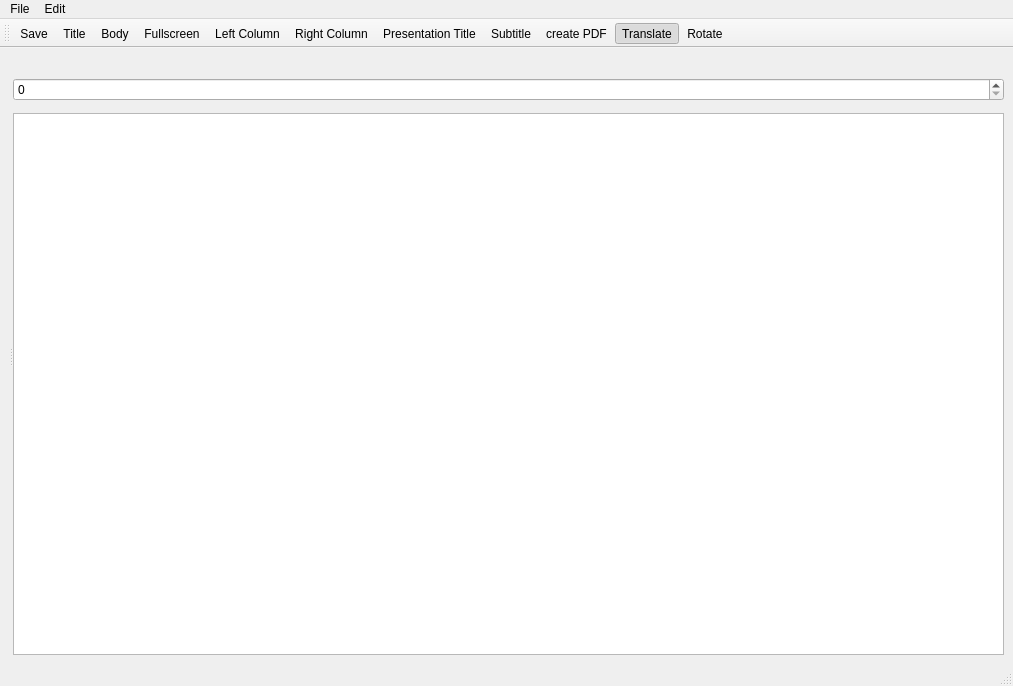
Qt form mainwindow.ui (thgier/PotatoPresenter) before a commit.
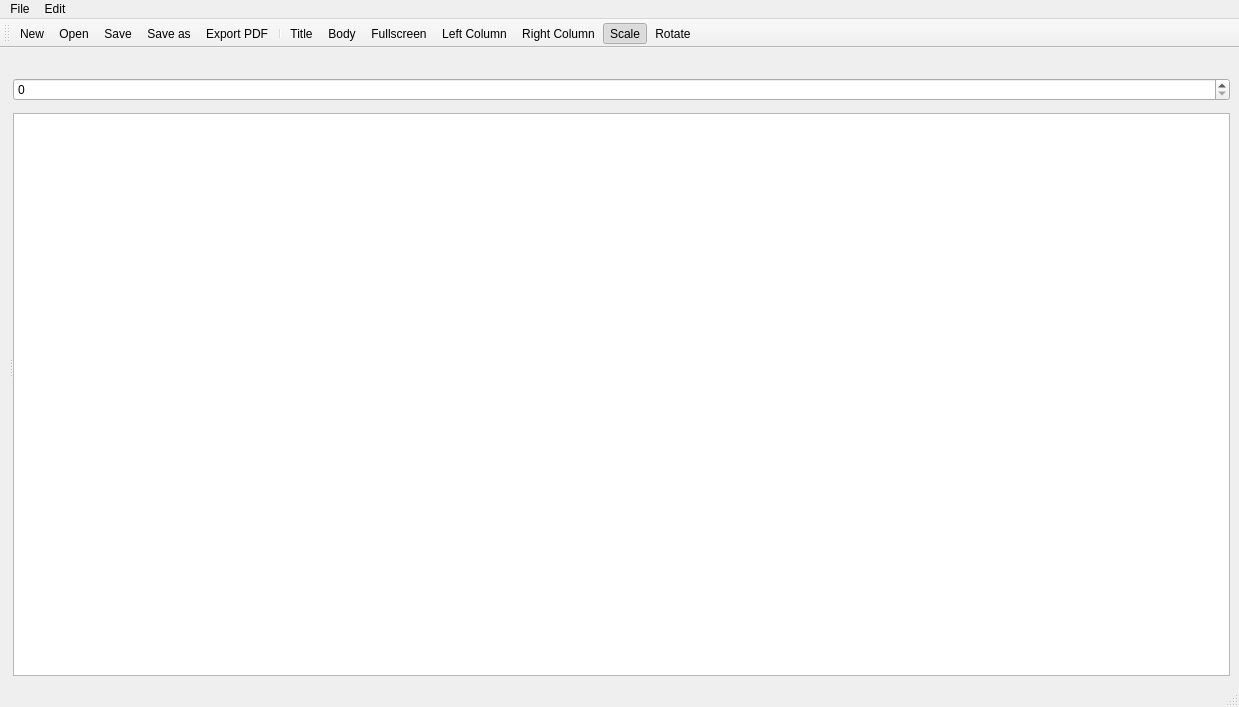
The same form after that commit. Icons and pictures are not drawn. Custom widgets are drawn as their Qt base class.

Commit message: save, save as, new, open (shortcuts not working)

The edit to the form file:
```diff
--- a/mainwindow.ui
+++ b/mainwindow.ui
@@ -6,8 +6,8 @@
    <rect>
     <x>0</x>
     <y>0</y>
-    <width>1013</width>
-    <height>686</height>
+    <width>1239</width>
+    <height>707</height>
    </rect>
   </property>
   <property name="windowTitle">
@@ -77,7 +77,7 @@
     <rect>
      <x>0</x>
      <y>0</y>
-     <width>1013</width>
+     <width>1239</width>
      <height>36</height>
     </rect>
    </property>
@@ -115,15 +115,17 @@
    <attribute name="toolBarBreak">
     <bool>false</bool>
    </attribute>
+   <addaction name="actionNew"/>
+   <addaction name="actionOpen"/>
    <addaction name="actionsave"/>
+   <addaction name="actionSave_as"/>
+   <addaction name="actionCreatePDF"/>
+   <addaction name="separator"/>
    <addaction name="actionLayoutTitle"/>
    <addaction name="actionLayoutBody"/>
    <addaction name="actionLayoutFullscreen"/>
    <addaction name="actionLayoutLeft"/>
    <addaction name="actionLayoutRight"/>
-   <addaction name="actionPresentationTitle"/>
-   <addaction name="actionSubtitle"/>
-   <addaction name="actionCreatePDF"/>
    <addaction name="actionTranslate"/>
    <addaction name="actionRotate"/>
   </widget>
@@ -222,7 +224,7 @@
      <normaloff>.</normaloff>.</iconset>
    </property>
    <property name="text">
-    <string>create PDF</string>
+    <string>Export PDF</string>
    </property>
    <property name="toolTip">
     <string>create PDF (Ctrl+G)</string>
@@ -260,7 +262,7 @@
     <iconset theme="transform-move"/>
    </property>
    <property name="text">
-    <string>Translate</string>
+    <string>Scale</string>
    </property>
   </action>
   <action name="actionRotate">
@@ -277,6 +279,39 @@
     <string>Rotate</string>
    </property>
   </action>
+  <action name="actionNew">
+   <property name="icon">
+    <iconset theme="document-new-symbolic"/>
+   </property>
+   <property name="text">
+    <string>New</string>
+   </property>
+   <property name="shortcut">
+    <string>Ctrl+N</string>
+   </property>
+  </action>
+  <action name="actionSave_as">
+   <property name="icon">
+    <iconset theme="document-save-as"/>
+   </property>
+   <property name="text">
+    <string>Save as</string>
+   </property>
+   <property name="shortcut">
+    <string>Ctrl+Shift+S</string>
+   </property>
+  </action>
+  <action name="actionOpen">
+   <property name="icon">
+    <iconset theme="document-open"/>
+   </property>
+   <property name="text">
+    <string>Open</string>
+   </property>
+   <property name="shortcut">
+    <string>Ctrl+O</string>
+   </property>
+  </action>
  </widget>
  <customwidgets>
   <customwidget>
```
Left out of the diff: 14 changed lines with no effect on the pictures. The commit also changes 18 other files.
